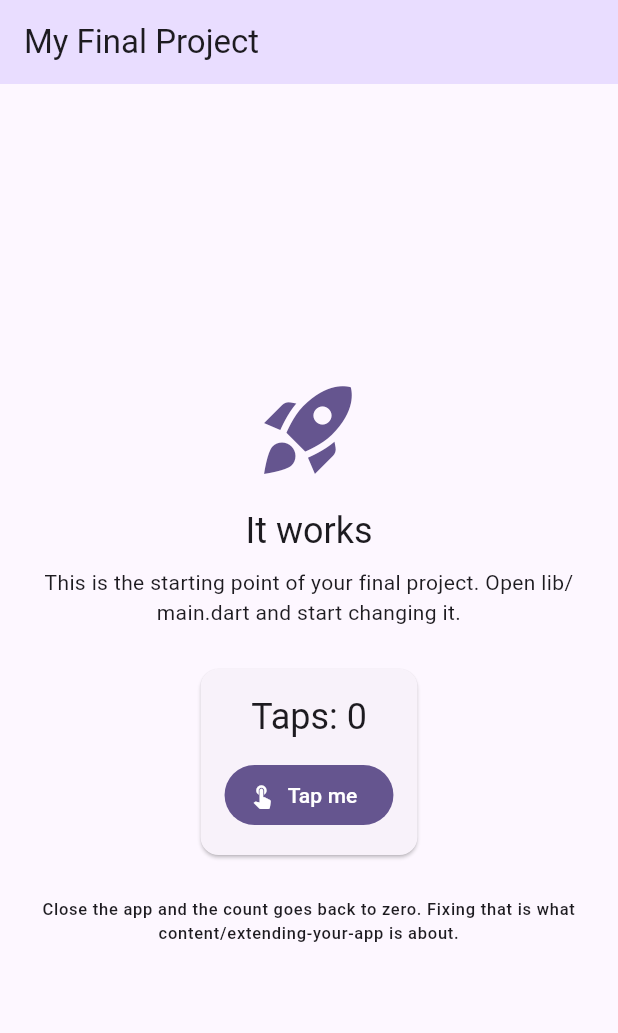
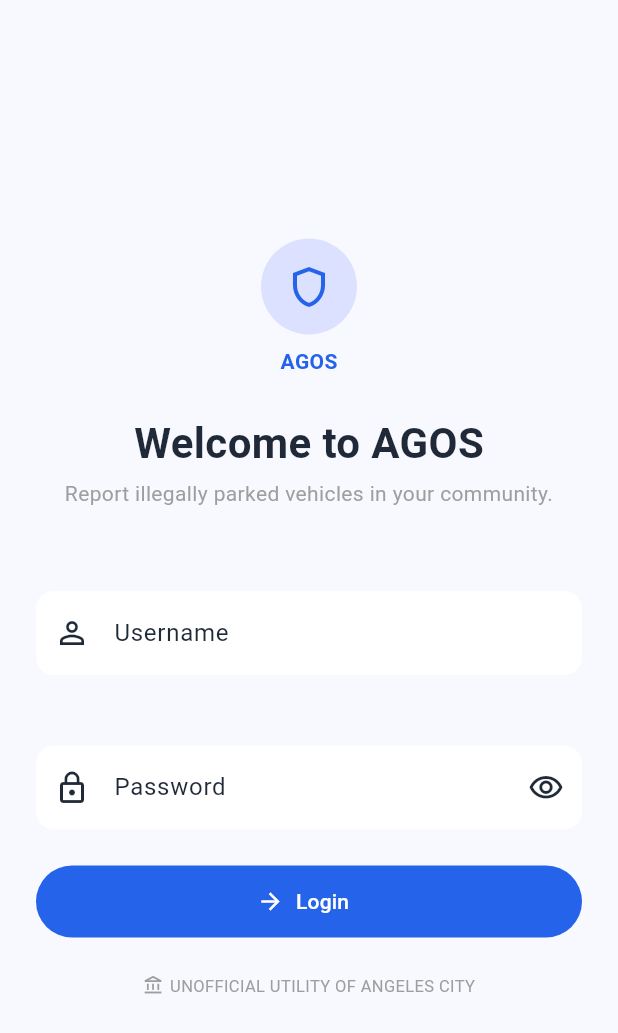
Before and after one commit to Siyanfr/Agos-App-Finals, a Flutter app: the screen it shows after launch, on a phone screen of 412 x 824 dp. Shown: the top 1033 px of the screen. Run offline on Flutter 3.47's test engine with Material 3 defaults, Android fonts, the phone set to English and light mode, and no system bars.

Commit message:
Added another folder to have a simple structure and see how the theme and widgets would fit the screens

```diff
--- a/lib/main.dart
+++ b/lib/main.dart
@@ -1,144 +1,21 @@
-// This is your app. It runs as it is: press run and you get the screen below.
-//
-// Nothing here is precious. Change the title, change the colors, delete the
-// counter, add your own screens. It exists so that the repository is a working
-// Flutter app from minute one instead of an empty folder.
-//
-// Everything in this file is Module 4 and 5 material: StatelessWidget,
-// StatefulWidget, setState, Scaffold, AppBar, Column, Card, FilledButton.
-
-import 'package:device_preview/device_preview.dart';
 import 'package:flutter/material.dart';
+import 'theme.dart';
+import 'screens/login_screen.dart';
 
 void main() {
-  runApp(
-    // DevicePreview draws a phone frame around your app, so it is judged at the
-    // size it was designed for instead of stretched across a laptop window.
-    //
-    // It is left ON in the deployed build on purpose: your live link is opened
-    // on a desktop browser, and a phone layout at full desktop width looks
-    // broken when it is not. The toolbar also lets a visitor switch device and
-    // orientation.
-    //
-    // Want the clean app with no frame instead (for a portfolio, or because
-    // you made the layout properly responsive)? Add
-    //   import 'package:flutter/foundation.dart' show kReleaseMode;
-    // and set `enabled: !kReleaseMode`, which drops the frame in release builds.
-    DevicePreview(
-      enabled: true,
-      builder: (context) => const MyApp(),
-    ),
-  );
+  runApp(const AgosApp());
 }
 
-class MyApp extends StatelessWidget {
-  const MyApp({super.key});
+class AgosApp extends StatelessWidget {
+  const AgosApp({super.key});
 
   @override
   Widget build(BuildContext context) {
     return MaterialApp(
-      title: 'My Final Project',
+      title: 'AGOS',
       debugShowCheckedModeBanner: false,
-
-      // These two lines are what make the DevicePreview toolbar actually
-      // change the app. Keep them.
-      locale: DevicePreview.locale(context),
-      builder: DevicePreview.appBuilder,
-
-      // Your design system starts here. One seed color generates a full
-      // Material palette; swap in your own and every screen follows.
-      theme: ThemeData(
-        useMaterial3: true,
-        colorScheme: ColorScheme.fromSeed(seedColor: const Color(0xFF6750A4)),
-      ),
-
-      home: const HomeScreen(),
+      theme: appTheme,
+      home: const LoginScreen(),
     );
   }
 }
-
-/// The first screen. Replace it with yours.
-///
-/// It is a StatefulWidget because it remembers something that changes: the
-/// counter. A screen that never changes can be a StatelessWidget instead.
-class HomeScreen extends StatefulWidget {
-  const HomeScreen({super.key});
-
-  @override
-  State<HomeScreen> createState() => _HomeScreenState();
-}
-
-class _HomeScreenState extends State<HomeScreen> {
-  // State: a plain field. Changing it does nothing on its own; the screen only
-  // redraws when you change it inside setState.
-  int _taps = 0;
-
-  void _handleTap() {
-    setState(() {
-      _taps++;
-    });
-  }
-
-  @override
-  Widget build(BuildContext context) {
-    // Reading colors and text styles from the theme, instead of hardcoding
-    // them, is what keeps every screen looking like the same app.
-    final theme = Theme.of(context);
-
-    return Scaffold(
-      appBar: AppBar(
-        title: const Text('My Final Project'),
-        backgroundColor: theme.colorScheme.primaryContainer,
-      ),
-      body: Center(
-        child: Padding(
-          padding: const EdgeInsets.all(24),
-          child: Column(
-            mainAxisAlignment: MainAxisAlignment.center,
-            children: [
-              Icon(
-                Icons.rocket_launch,
-                size: 72,
-                color: theme.colorScheme.primary,
-              ),
-              const SizedBox(height: 16),
-              Text('It works', style: theme.textTheme.headlineSmall),
-              const SizedBox(height: 8),
-              Text(
-                'This is the starting point of your final project. '
-                'Open lib/main.dart and start changing it.',
-                textAlign: TextAlign.center,
-                style: theme.textTheme.bodyMedium,
-              ),
-              const SizedBox(height: 24),
-              Card(
-                child: Padding(
-                  padding: const EdgeInsets.all(16),
-                  child: Column(
-                    children: [
-                      Text('Taps: $_taps',
-                          style: theme.textTheme.headlineSmall),
-                      const SizedBox(height: 12),
-                      FilledButton.icon(
-                        onPressed: _handleTap,
-                        icon: const Icon(Icons.touch_app),
-                        label: const Text('Tap me'),
-                      ),
-                    ],
-                  ),
-                ),
-              ),
-              const SizedBox(height: 24),
-              Text(
-                'Close the app and the count goes back to zero. '
-                'Fixing that is what content/extending-your-app is about.',
-                textAlign: TextAlign.center,
-                style: theme.textTheme.labelSmall,
-              ),
-            ],
-          ),
-        ),
-      ),
-    );
-  }
-}
--- /dev/null
+++ b/lib/screens/login_screen.dart
@@ -0,0 +1,132 @@
+import 'package:flutter/material.dart';
+import '../theme.dart';
+import '../widgets/primary_button.dart';
+import '../widgets/text_input_field.dart';
+
+class LoginScreen extends StatefulWidget {
+  const LoginScreen({super.key});
+
+  @override
+  State<LoginScreen> createState() => _LoginScreenState();
+}
+
+class _LoginScreenState extends State<LoginScreen> {
+  final _usernameController = TextEditingController();
+  final _passwordController = TextEditingController();
+  bool _obscurePassword = true;
+
+  @override
+  void dispose() {
+    _usernameController.dispose();
+    _passwordController.dispose();
+    super.dispose();
+  }
+
+  void _handleLogin() {
+    // This is a placeholder for now.
+    // Once Firebase is wired in, this will call
+    // FirebaseAuth.instance.signInWithEmailAndPassword(...)
+    debugPrint('Login tapped: ${_usernameController.text}');
+  }
+
+  @override
+  Widget build(BuildContext context) {
+    return Scaffold(
+      body: SafeArea(
+        child: Center(
+          child: SingleChildScrollView(
+            padding: const EdgeInsets.all(AppSpacing.lg),
+            child: Column(
+              mainAxisAlignment: MainAxisAlignment.center,
+              children: [
+                // Logo circle
+                Container(
+                  padding: const EdgeInsets.all(AppSpacing.md),
+                  decoration: BoxDecoration(
+                    color: AppColors.surfaceTint,
+                    shape: BoxShape.circle,
+                  ),
+                  child: const Icon(
+                    Icons.shield_outlined,
+                    color: AppColors.primary,
+                    size: 32,
+                  ),
+                ),
+                const SizedBox(height: AppSpacing.sm),
+                const Text(
+                  'AGOS',
+                  style: TextStyle(
+                    color: AppColors.primary,
+                    fontWeight: FontWeight.bold,
+                    fontSize: 14,
+                  ),
+                ),
+                const SizedBox(height: AppSpacing.lg),
+
+                const Text(
+                  'Welcome to AGOS',
+                  style: TextStyle(fontSize: 28, fontWeight: FontWeight.bold),
+                ),
+                const SizedBox(height: AppSpacing.xs),
+                const Text(
+                  'Report illegally parked vehicles in your community.',
+                  textAlign: TextAlign.center,
+                  style: TextStyle(fontSize: 14, color: Colors.grey),
+                ),
+                const SizedBox(height: AppSpacing.lg),
+
+                TextInputField(
+                  label: '',
+                  hint: 'Username',
+                  controller: _usernameController,
+                  leadingIcon: Icons.person_outline,
+                ),
+                const SizedBox(height: AppSpacing.md),
+
+                TextInputField(
+                  label: '',
+                  hint: 'Password',
+                  controller: _passwordController,
+                  obscureText: _obscurePassword,
+                  leadingIcon: Icons.lock_outline,
+                  trailingIcon: _obscurePassword
+                      ? Icons.visibility_outlined
+                      : Icons.visibility_off_outlined,
+                  onTrailingIconTap: () {
+                    setState(() {
+                      _obscurePassword = !_obscurePassword;
+                    });
+                  },
+                ),
+                const SizedBox(height: AppSpacing.lg),
+
+                SizedBox(
+                  width: double.infinity,
+                  child: PrimaryButton(
+                    label: 'Login',
+                    icon: Icons.arrow_forward,
+                    onPressed: _handleLogin,
+                  ),
+                ),
+                const SizedBox(height: AppSpacing.lg),
+
+                Row(
+                  mainAxisAlignment: MainAxisAlignment.center,
+                  children: const [
+                    Icon(Icons.account_balance_outlined,
+                        size: 14, color: Colors.grey),
+                    SizedBox(width: AppSpacing.xs),
+                    Text(
+                      'UNOFFICIAL UTILITY OF ANGELES CITY',
+                      style: TextStyle(fontSize: 11, color: Colors.grey),
+                    ),
+                  ],
+                ),
+              ],
+            ),
+          ),
+        ),
+      ),
+    );
+  }
+}
--- a/lib/theme.dart
+++ b/lib/theme.dart
@@ -36,7 +36,6 @@ final appTheme = ThemeData(
     primary: AppColors.primary,
     onPrimary: AppColors.onPrimary,
     secondary: AppColors.secondary,
-    background: AppColors.background,
     surface: AppColors.surface,
     onSurface: AppColors.onSurface,
     error: AppColors.error,
--- a/lib/widgets/status_badge.dart
+++ b/lib/widgets/status_badge.dart
@@ -31,9 +31,9 @@ class StatusBadge extends StatelessWidget {
       return AppColors.statusPendingBg;
     }
     if (status == 'Resolved') {
-      return AppColors.statusResolved.withOpacity(0.12);
+      return AppColors.statusResolved.withValues(alpha: 0.12);
     }
-    return AppColors.statusRejected.withOpacity(0.12);
+    return AppColors.statusRejected.withValues(alpha: 0.12);
   }
 
   @override
--- a/lib/widgets/text_input_field.dart
+++ b/lib/widgets/text_input_field.dart
@@ -9,6 +9,7 @@ class TextInputField extends StatelessWidget {
   final String? Function(String?)? validator;
   final IconData? leadingIcon;
   final IconData? trailingIcon;
+  final VoidCallback? onTrailingIconTap;
   final bool multiline;
 
   const TextInputField({
@@ -20,6 +21,7 @@ class TextInputField extends StatelessWidget {
     this.validator,
     this.leadingIcon,
     this.trailingIcon,
+    this.onTrailingIconTap,
     this.multiline = false,
   });
 
@@ -47,7 +49,12 @@ class TextInputField extends StatelessWidget {
             filled: true,
             fillColor: AppColors.surface,
             prefixIcon: leadingIcon == null ? null : Icon(leadingIcon),
-            suffixIcon: trailingIcon == null ? null : Icon(trailingIcon),
+            suffixIcon: trailingIcon == null
+                ? null
+                : IconButton(
+                    icon: Icon(trailingIcon),
+                    onPressed: onTrailingIconTap,
+                  ),
             border: OutlineInputBorder(
               borderRadius: BorderRadius.circular(AppRadius.medium),
               borderSide: BorderSide.none,
```
Also changed, not shown: 1 other file.
